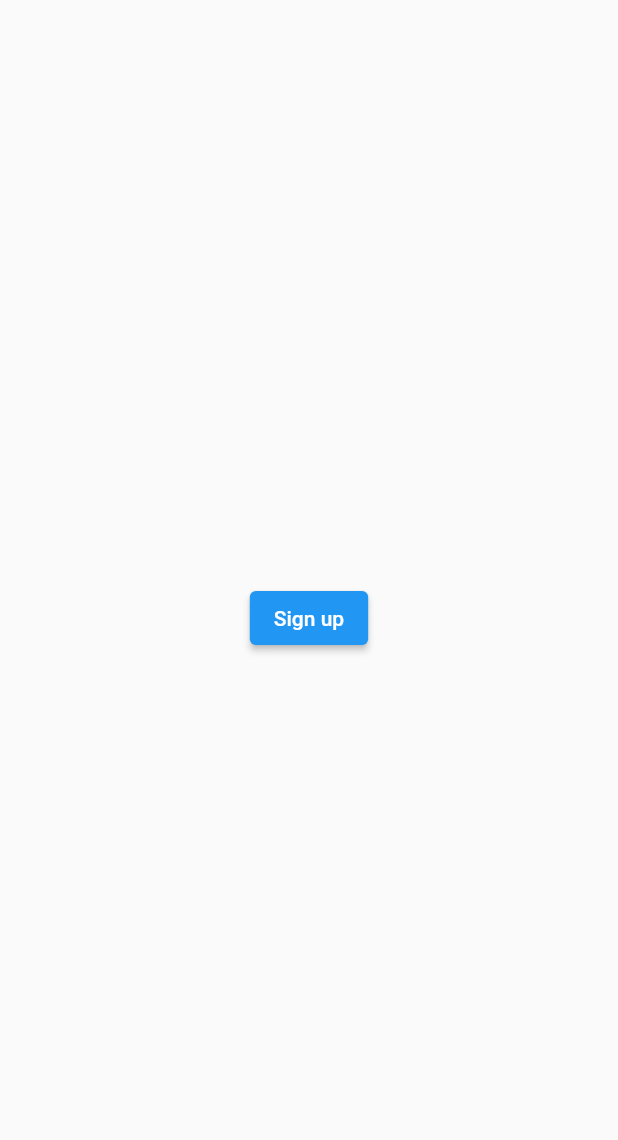
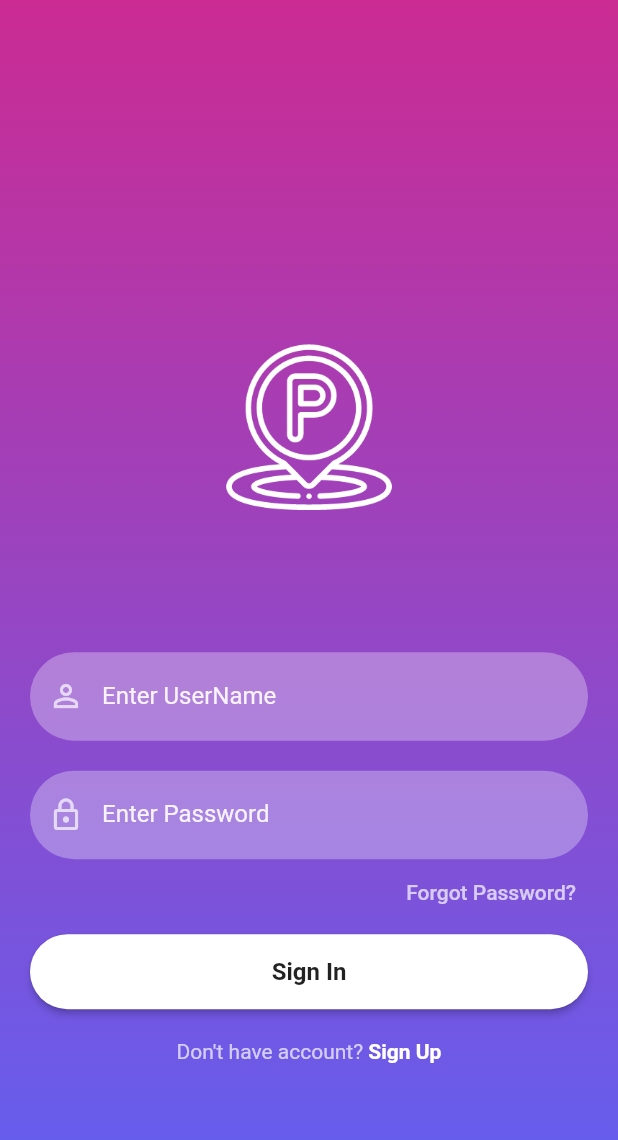
Before and after one commit to shreyash112002/Flutter_App, a Flutter app: the screen it shows after launch, on a phone screen of 412 x 824 dp. Shown: the top 1140 px of the screen. Run offline on Flutter 3.47's test engine with Material 2 defaults, Android fonts, the phone set to English and light mode, and no system bars; our stand-ins replace firebase_auth, firebase_core; accounts and stored records are empty.

```diff
--- a/lib/SigninScreen.dart
+++ b/lib/SigninScreen.dart
@@ -1,7 +1,16 @@
+import 'package:firebase_auth/firebase_auth.dart';
+// import 'package:firebase_signin/reusable_widgets/reusable_widget.dart';
+// import 'package:firebase_signin/screens/home_screen.dart';
+// import 'package:firebase_signin/screens/reset_password.dart';
+// import 'package:firebase_signin/screens/signup_screen.dart';
+// import 'package:firebase_signin/utils/mytheme.dart';
 import 'package:flutter/material.dart';
-import 'package:flutter/src/widgets/framework.dart';
-import 'package:flutter/src/widgets/placeholder.dart';
 import 'package:flutterapp/utils/mytheme.dart';
+import 'homescreen.dart';
+import 'resetpassword.dart';
+import 'reusable_widgets.dart';
+import 'signup_screen.dart';
+import 'utils/mytheme.dart';
 
 class SigninScreen extends StatefulWidget {
   const SigninScreen({super.key});
@@ -10,26 +19,105 @@ class SigninScreen extends StatefulWidget {
   State<SigninScreen> createState() => _SigninScreenState();
 }
 
+
 class _SigninScreenState extends State<SigninScreen> {
+  TextEditingController _passwordTextController = TextEditingController();
+  TextEditingController _emailTextController = TextEditingController();
   @override
   Widget build(BuildContext context) {
     return Scaffold(
-      // body: Container(
-      //   decoration: BoxDecoration(
-      //     gradient: LinearGradient(colors: [
-      //       hexStringToColor("CB2B93"),
-      //       hexStringToColor("9546C4"),
-      //       hexStringToColor("5E61F4")
-      //     ], begin: Alignment.topCenter, end: Alignment.bottomCenter)),
-      //   ),
-        body: Center(
-          child: ElevatedButton(
-            onPressed: (){
-              Navigator.pushNamed(context, '/home');
-            },
-            child: Text("Sign up"),
-          )
+        // body: Center(
+        //   child: ElevatedButton(
+        //     onPressed: (){
+        //       Navigator.pushNamed(context, '/home');
+        //     },
+        //     child: Text("Sign up"),
+        //   )
+        //   ),
+        body: Container(
+        width: MediaQuery.of(context).size.width,
+        height: MediaQuery.of(context).size.height,
+        decoration: BoxDecoration(
+            gradient: LinearGradient(colors: [
+          hexStringToColor("CB2B93"),
+          hexStringToColor("9546C4"),
+          hexStringToColor("5E61F4")
+        ], begin: Alignment.topCenter, end: Alignment.bottomCenter)),
+        child: SingleChildScrollView(
+          child: Padding(
+            padding: EdgeInsets.fromLTRB(
+                20, MediaQuery.of(context).size.height * 0.2, 20, 0),
+            child: Column(
+              children: <Widget>[
+                logoWidget("assets/images/pl.png"),
+                const SizedBox(
+                  height: 30,
+                ),
+                reusableTextField("Enter UserName", Icons.person_outline, false,
+                    _emailTextController),
+                const SizedBox(
+                  height: 20,
+                ),
+                reusableTextField("Enter Password", Icons.lock_outline, true,
+                    _passwordTextController),
+                const SizedBox(
+                  height: 5,
+                ),
+                forgetPassword(context),
+                firebaseUIButton(context, "Sign In", () {
+                  FirebaseAuth.instance
+                      .signInWithEmailAndPassword(
+                          email: _emailTextController.text,
+                          password: _passwordTextController.text)
+                      .then((value) {
+                    Navigator.push(context,
+                        MaterialPageRoute(builder: (context) => HomeScreen()));
+                  }).onError((error, stackTrace) {
+                    print("Error ${error.toString()}");
+                  });
+                }),
+                signUpOption()
+              ],
+            ),
           ),
+        ),
+      ),
       );
   }
+    Row signUpOption() {
+    return Row(
+      mainAxisAlignment: MainAxisAlignment.center,
+      children: [
+        const Text("Don't have account?",
+            style: TextStyle(color: Colors.white70)),
+        GestureDetector(
+          onTap: () {
+            Navigator.push(context,
+                MaterialPageRoute(builder: (context) => SignUpScreen()));
+          },
+          child: const Text(
+            " Sign Up",
+            style: TextStyle(color: Colors.white, fontWeight: FontWeight.bold),
+          ),
+        )
+      ],
+    );
+  }
+
+  Widget forgetPassword(BuildContext context) {
+    return Container(
+      width: MediaQuery.of(context).size.width,
+      height: 35,
+      alignment: Alignment.bottomRight,
+      child: TextButton(
+        child: const Text(
+          "Forgot Password?",
+          style: TextStyle(color: Colors.white70),
+          textAlign: TextAlign.right,
+        ),
+        onPressed: () => Navigator.push(
+            context, MaterialPageRoute(builder: (context) => ResetPassword())),
+      ),
+    );
+  }
 }
--- a/lib/main.dart
+++ b/lib/main.dart
@@ -1,12 +1,15 @@
+import 'package:firebase_core/firebase_core.dart';
 import 'package:flutter/material.dart';
 import 'package:flutterapp/homescreen.dart';
-// import 'package:flutterapp/pages/splashScreen.dart';
+import 'package:flutterapp/splashScreen.dart';
 import 'package:flutterapp/utils/mytheme.dart';
 import 'splashScreen.dart';
 import 'SigninScreen.dart';
 import 'homescreen.dart';
 
-void main() {
+void main() async {
+  WidgetsFlutterBinding.ensureInitialized();
+  await Firebase.initializeApp();
   runApp(const MyApp());
 }
 
@@ -19,7 +22,7 @@ class MyApp extends StatelessWidget {
     return MaterialApp(
       routes: {
         '/':(context) => SplashScreen(),
-        '/home':(context) => HomePage(),
+        '/home':(context) => HomeScreen(),
         '/signup':(context) => SigninScreen(),
       },
     );
--- /dev/null
+++ b/lib/reusable_widgets.dart
@@ -0,0 +1,68 @@
+import 'package:flutter/material.dart';
+
+Image logoWidget(String imageName) {
+  return Image.asset(
+    imageName,
+    fit: BoxFit.fitWidth,
+    width: 240,
+    height: 240,
+    color: Colors.white,
+  );
+}
+
+TextField reusableTextField(String text, IconData icon, bool isPasswordType,
+    TextEditingController controller) {
+  return TextField(
+    controller: controller,
+    obscureText: isPasswordType,
+    enableSuggestions: !isPasswordType,
+    autocorrect: !isPasswordType,
+    cursorColor: Colors.white,
+    style: TextStyle(color: Colors.white.withOpacity(0.9)),
+    decoration: InputDecoration(
+      prefixIcon: Icon(
+        icon,
+        color: Colors.white70,
+      ),
+      labelText: text,
+      labelStyle: TextStyle(color: Colors.white.withOpacity(0.9)),
+      filled: true,
+      floatingLabelBehavior: FloatingLabelBehavior.never,
+      fillColor: Colors.white.withOpacity(0.3),
+      border: OutlineInputBorder(
+          borderRadius: BorderRadius.circular(30.0),
+          borderSide: const BorderSide(width: 0, style: BorderStyle.none)),
+    ),
+    keyboardType: isPasswordType
+        ? TextInputType.visiblePassword
+        : TextInputType.emailAddress,
+  );
+}
+
+Container firebaseUIButton(BuildContext context, String title, Function onTap) {
+  return Container(
+    width: MediaQuery.of(context).size.width,
+    height: 50,
+    margin: const EdgeInsets.fromLTRB(0, 10, 0, 20),
+    decoration: BoxDecoration(borderRadius: BorderRadius.circular(90)),
+    child: ElevatedButton(
+      onPressed: () {
+        onTap();
+      },
+      child: Text(
+        title,
+        style: const TextStyle(
+            color: Colors.black87, fontWeight: FontWeight.bold, fontSize: 16),
+      ),
+      style: ButtonStyle(
+          backgroundColor: MaterialStateProperty.resolveWith((states) {
+            if (states.contains(MaterialState.pressed)) {
+              return Colors.black26;
+            }
+            return Colors.white;
+          }),
+          shape: MaterialStateProperty.all<RoundedRectangleBorder>(
+              RoundedRectangleBorder(borderRadius: BorderRadius.circular(30)))),
+    ),
+  );
+}
--- a/lib/utils/mytheme.dart
+++ b/lib/utils/mytheme.dart
@@ -7,6 +7,7 @@ hexStringToColor(String hexColor) {
   }
   return Color(int.parse(hexColor, radix: 16));
 }
+
 
 class MyTheme{
   static const splash = Color(0xFFE81667);
--- a/pubspec.yaml
+++ b/pubspec.yaml
@@ -30,6 +30,8 @@ environment:
 dependencies:
   flutter:
     sdk: flutter
+  firebase_auth: ^4.4.2
+  firebase_core: ^2.10.0
 
 
   # The following adds the Cupertino Icons font to your application.
@@ -61,7 +63,7 @@ flutter:
   # To add assets to your application, add an assets section, like this:
   assets:
     - assets/images/
-
+    - assets/Parking_logo.jpg
   # An image asset can refer to one or more resolution-specific "variants", see
   # https://flutter.dev/assets-and-images/#resolution-aware
 
```
Also changed, not shown: lib/homescreen.dart (+20 -7 lines), lib/resetpassword.dart (added, +64 -0 lines), lib/signup_screen.dart (added, +84 -0 lines), lib/splashScreen.dart (+25 -9 lines), assets/images/pl.png (added), pubspec.lock, 4 other files.
